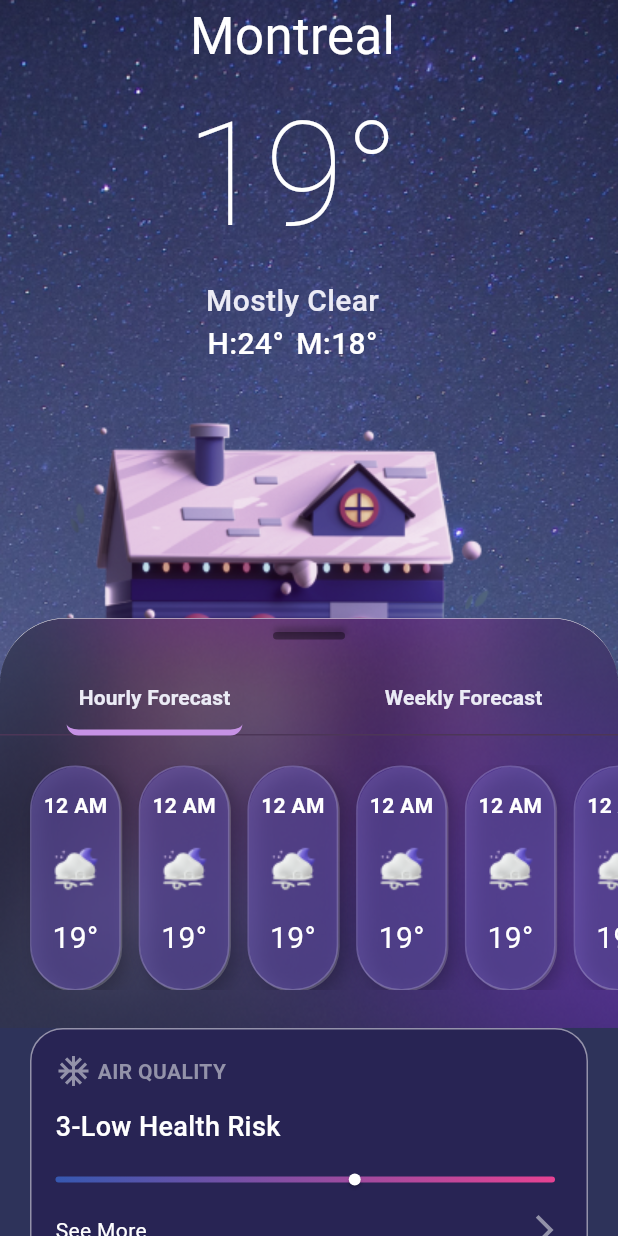
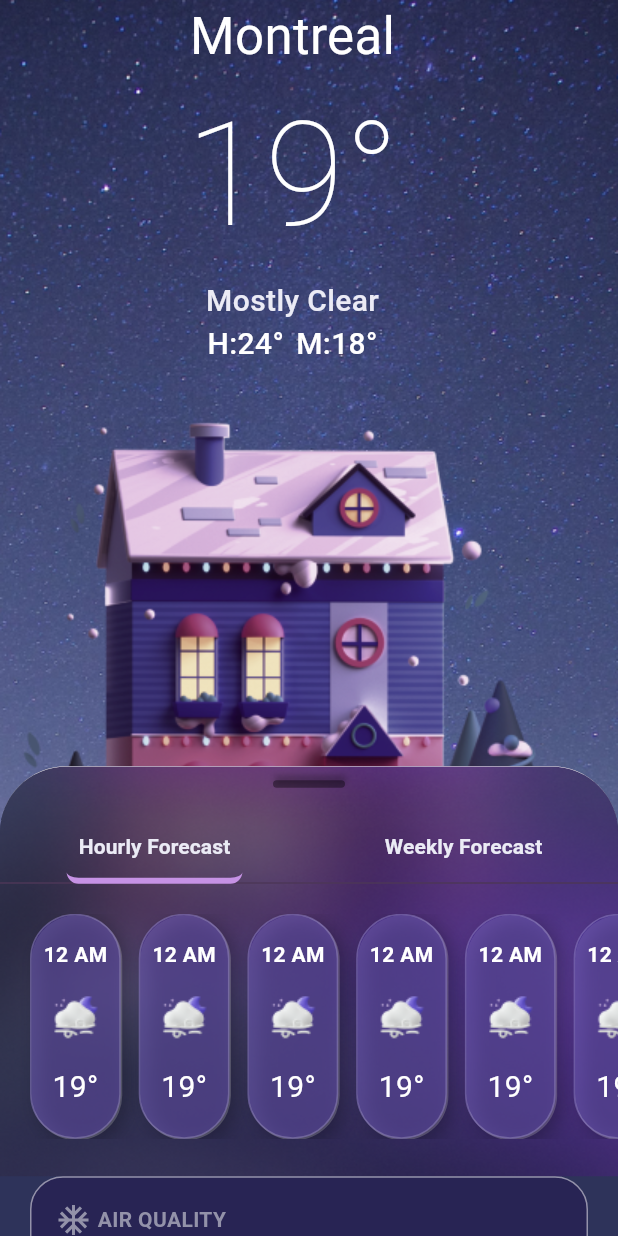
Before and after one commit to As-tra/Flutter_UI, a Flutter app: the screen it shows after launch, on a phone screen of 412 x 824 dp. Run offline on Flutter 3.47's test engine with Material 3 defaults, Android fonts, the phone set to English and light mode, and no system bars; our stand-ins replace flutter_bloc, flutter_svg.

Commit message:
setup the scroll behavor the draggableScrollableSheet

```diff
--- a/lib/constants.dart
+++ b/lib/constants.dart
@@ -5,3 +5,6 @@ const Color kPrimaryColor = Color(0xffffffff);
 const Color kSecondary = Color(0xffEBEBF5);
 const Color kGrey1 = Color(0xffEBEBF5);
 const Color kGrey2 = Color(0xff9392A9);
+
+const double kInitialDraggableSheetSize = 0.38;
+const double kMaxDraggableSheetSize = .8;
--- /dev/null
+++ b/lib/controller/scrollCubit/scroll_cubit.dart
@@ -0,0 +1,9 @@
+import 'package:flutter_bloc/flutter_bloc.dart';
+
+class ScrollCubit extends Cubit<bool> {
+  ScrollCubit() : super(true);
+
+  void updateUI() {
+    emit(!state);
+  }
+}
--- a/lib/main.dart
+++ b/lib/main.dart
@@ -1,28 +1,21 @@
-import 'package:device_preview/device_preview.dart';
 import 'package:flutter/material.dart';
 import 'package:weather_app/views/home_view.dart';
 
 void main() {
   runApp(
-    DevicePreview(
-      enabled: true,
-      builder: (context) {
-        return const MyApp();
-      }
-    ),
+    const MyApp(),
   );
 }
+
 class MyApp extends StatelessWidget {
   const MyApp({super.key});
 
   // This widget is the root of your application.
   @override
   Widget build(BuildContext context) {
-    return MaterialApp(
-      builder: DevicePreview.appBuilder,
-      locale: DevicePreview.locale(context),
+    return const MaterialApp(
       debugShowCheckedModeBanner: false,
-      home: const HomeView(),
+      home: HomeView(),
     );
   }
 }
--- a/lib/views/home_view.dart
+++ b/lib/views/home_view.dart
@@ -1,5 +1,7 @@
 import 'package:flutter/material.dart';
+import 'package:flutter_bloc/flutter_bloc.dart';
 import 'package:weather_app/constants.dart';
+import 'package:weather_app/controller/scrollCubit/scroll_cubit.dart';
 import 'package:weather_app/widgets/home_view_body.dart';
 
 class HomeView extends StatelessWidget {
@@ -7,9 +9,12 @@ class HomeView extends StatelessWidget {
 
   @override
   Widget build(BuildContext context) {
-    return const Scaffold(
+    return Scaffold(
       backgroundColor: kBgColor,
-      body: HomeViewBody(),
+      body: BlocProvider(
+        create: (context) => ScrollCubit(),
+        child: const HomeViewBody(),
+      ),
     );
   }
 }
--- a/lib/widgets/bottom_sheet.dart
+++ b/lib/widgets/bottom_sheet.dart
@@ -1,18 +1,75 @@
 import 'package:flutter/material.dart';
+import 'package:flutter_bloc/flutter_bloc.dart';
+import 'package:weather_app/constants.dart';
+import 'package:weather_app/controller/scrollCubit/scroll_cubit.dart';
 import 'package:weather_app/utils/assets.dart';
 import 'package:weather_app/widgets/cursor_to_drag.dart';
 import 'package:weather_app/widgets/custom_tab_bar.dart';
 import 'package:weather_app/widgets/weather_all_details.dart';
 
-class CustomBottomSheet extends StatelessWidget {
+class CustomBottomSheet extends StatefulWidget {
   const CustomBottomSheet({super.key});
+
+  @override
+  State<CustomBottomSheet> createState() => _CustomBottomSheetState();
+}
+
+class _CustomBottomSheetState extends State<CustomBottomSheet> {
+  late DraggableScrollableController _controller;
+  String diretion = "top";
+
+  @override
+  void initState() {
+    super.initState();
+    _controller = DraggableScrollableController();
+    _controller.addListener(_handleScroll);
+  }
+
+  @override
+  void dispose() {
+    super.dispose();
+    _controller.dispose();
+  }
+
+  ///
+  /// Function name: _handleScroll
+  /// Inisde the function
+  ///  1.listen if the user is scroll up
+  ///  2. automaticaly resize the Draggable Sheet to the max height
+  void _handleScroll() {
+    if (diretion == "top" && _controller.size > .45) {
+      diretion = "unset";
+      _controller.animateTo(
+        kMaxDraggableSheetSize,
+        duration: const Duration(milliseconds: 200),
+        curve: Curves.linear,
+      );
+      BlocProvider.of<ScrollCubit>(context).updateUI();
+    }
+    if (diretion == "down" && _controller.size < kMaxDraggableSheetSize) {
+      diretion = "unset";
+      _controller.animateTo(
+        kInitialDraggableSheetSize,
+        duration: const Duration(milliseconds: 200),
+        curve: Curves.linear,
+      );
+      BlocProvider.of<ScrollCubit>(context).updateUI();
+    }
+    if (_controller.size == kMaxDraggableSheetSize) {
+      diretion = "down";
+    }
+    if (_controller.size == kInitialDraggableSheetSize) {
+      diretion = "top";
+    }
+  }
 
   @override
   Widget build(BuildContext context) {
     return DraggableScrollableSheet(
-      // initialChildSize: 0.38,
-      minChildSize: 0.38,
-      maxChildSize: .9,
+      controller: _controller,
+      initialChildSize: kInitialDraggableSheetSize,
+      minChildSize: kInitialDraggableSheetSize,
+      maxChildSize: kMaxDraggableSheetSize,
       builder: (BuildContext context, ScrollController scrollController) {
         return Container(
           decoration: _getDecoration(),
--- a/lib/widgets/home_view_body.dart
+++ b/lib/widgets/home_view_body.dart
@@ -1,4 +1,6 @@
 import 'package:flutter/material.dart';
+import 'package:flutter_bloc/flutter_bloc.dart';
+import 'package:weather_app/controller/scrollCubit/scroll_cubit.dart';
 import 'package:weather_app/utils/assets.dart';
 import 'package:weather_app/widgets/bottom_sheet.dart';
 import 'package:weather_app/widgets/main_weather_info.dart';
@@ -17,6 +19,10 @@ class HomeViewBody extends StatelessWidget {
           ),
         ),
         SafeArea(
+          child: BlocBuilder<ScrollCubit, bool>(
+            builder: (context, state) {
+              return Visibility(
+                visible: state,
                 child: Column(
                   children: [
                     const MainWeatherInfo(),
@@ -26,6 +32,9 @@ class HomeViewBody extends StatelessWidget {
                     ),
                   ],
                 ),
+              );
+            },
+          ),
         ),
         const CustomBottomSheet(),
       ],
--- a/pubspec.yaml
+++ b/pubspec.yaml
@@ -32,6 +32,7 @@ dependencies:
   device_preview: ^1.2.0
   flutter:
     sdk: flutter
+  flutter_bloc: ^8.1.6
   flutter_svg: ^2.0.10+1
 
 dev_dependencies:
```
Also changed, not shown: lib/views/search_view.dart (added, +14 -0 lines), lib/widgets/search_view_body.dart (added, +10 -0 lines), pubspec.lock. Lines whose indentation alone changed are shown as unchanged.
